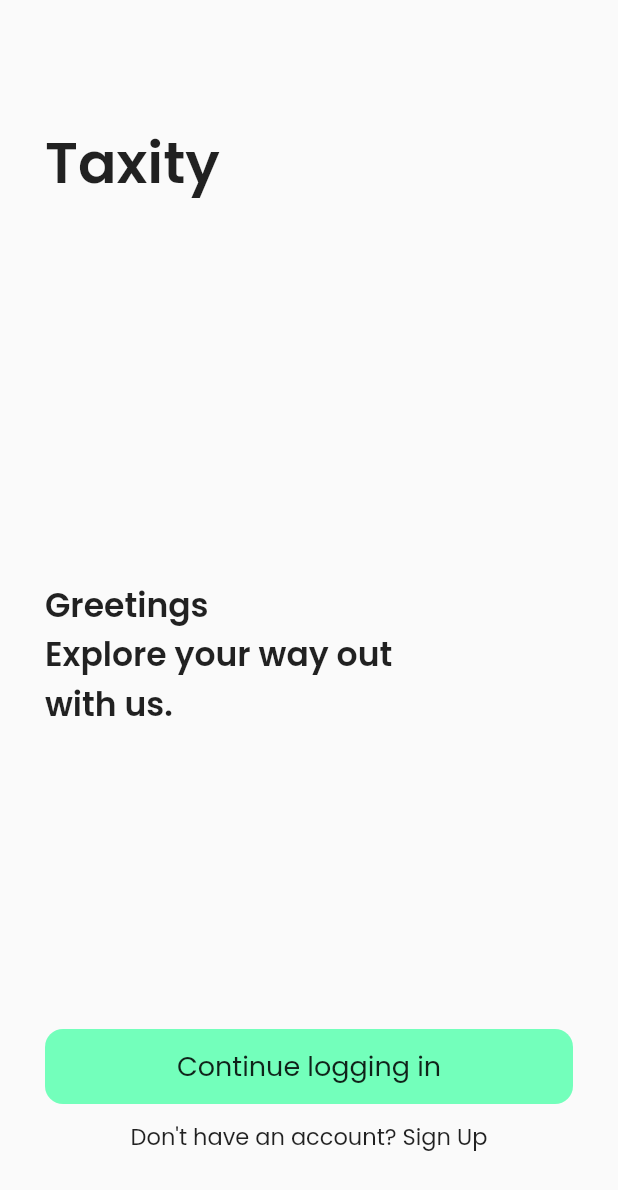
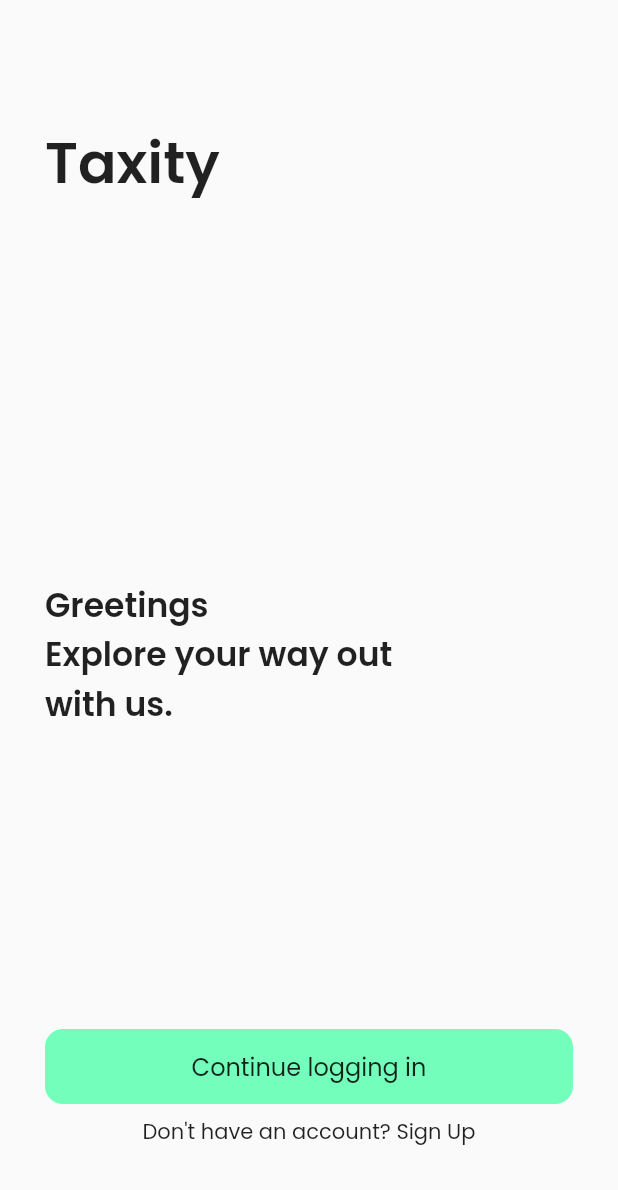
Before and after one commit to kanishthaaaa/TAXICITY, a Flutter app: the screen it shows after launch, on a phone screen of 412 x 824 dp. Shown: the top 1190 px of the screen. Run offline on Flutter 3.47's test engine with Material 2 defaults, Android fonts, the phone set to English and light mode, and no system bars; our stand-ins replace google_fonts.

```diff
--- a/taxicity_app/lib/screens/welcome_screen1.dart
+++ b/taxicity_app/lib/screens/welcome_screen1.dart
@@ -31,7 +31,7 @@ class WelcomeScreen1 extends StatelessWidget {
               child: Center(
                 child: Text('Continue logging in',
                 style: GoogleFonts.poppins(
-                  fontSize: 18,
+                  fontSize: 16,
                 ),),
               ),
               decoration: BoxDecoration(
@@ -39,10 +39,10 @@ class WelcomeScreen1 extends StatelessWidget {
                 color:  const Color.fromARGB(255, 115, 255, 187),
                 ),
             ),
-            SizedBox(height: 10,),
+            SizedBox(height: 8,),
             Center(child: Text('Don\'t have an account? Sign Up',
             style: GoogleFonts.poppins(
-              fontSize: 15,
+              fontSize: 14,
             ),),),
           ],
         ),
```
